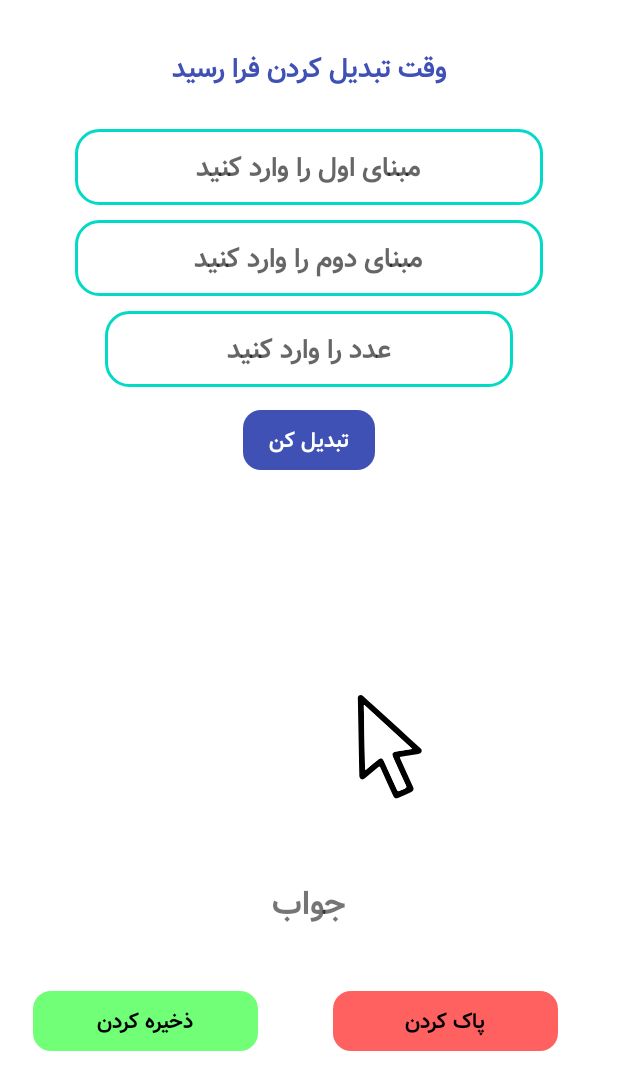
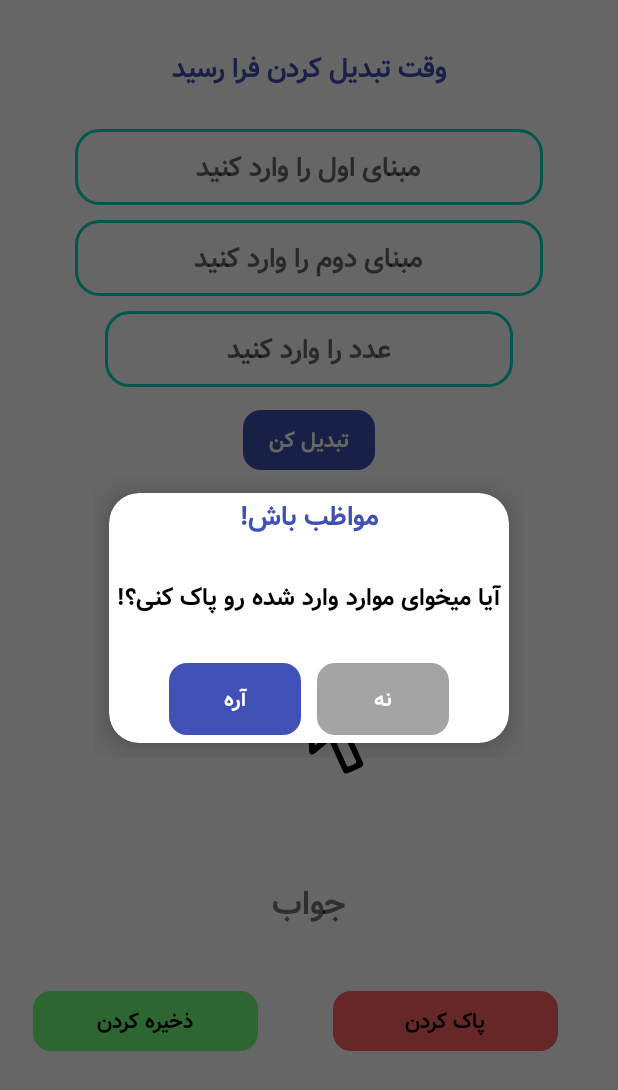
Before and after one commit to ElliotMigh/Convert-Base-Application, an Android app: the fragment FragmentHome shown on its own in the app's theme, after a tap on "پاک کردن", on a phone screen of 412 x 824 dp. Shown: the top 1090 px of the screen. Run offline under Robolectric (Android 15) with nearby library versions, the phone set to English and light mode, and no system bars.

Commit message:
create show custom dialog box function and call clear edit text in this function,and edit in layout custom dialog xml file

```diff
--- a/app/src/main/java/com/example/convertbases/FragmentHome.kt
+++ b/app/src/main/java/com/example/convertbases/FragmentHome.kt
@@ -1,10 +1,16 @@
 package com.example.convertbases
 
+import android.app.Dialog
+import android.content.Context
+import android.graphics.Color
+import android.graphics.drawable.ColorDrawable
 import android.os.Bundle
 import android.text.Editable
 import android.view.LayoutInflater
 import android.view.View
 import android.view.ViewGroup
+import android.view.Window
+import android.widget.Button
 import android.widget.Toast
 import androidx.fragment.app.Fragment
 import com.example.convertbases.databinding.FragmentHomeBinding
@@ -73,7 +79,8 @@ class FragmentHome : Fragment() {
 
         //click on delete button (پاک کن)
         binding.btnDelete.setOnClickListener {
-
+            //call show custom dialog box function for delete data from fragment
+            showCustomDialogBox()
         }
     }
 
@@ -83,4 +90,28 @@ class FragmentHome : Fragment() {
         binding.etSecondBasis.text.clear()
         binding.etNumber.text.clear()
     }
+
+    private fun showCustomDialogBox() {
+        val dialogDelete = Dialog(requireContext())
+        dialogDelete.requestWindowFeature(Window.FEATURE_NO_TITLE)
+        dialogDelete.setCancelable(false)
+        dialogDelete.setContentView(R.layout.layout_custom_dialog)
+        dialogDelete.window?.setBackgroundDrawable(ColorDrawable(Color.TRANSPARENT))
+
+        val buttonYes: Button = dialogDelete.findViewById(R.id.btnYesDelete)
+        val buttonDelete: Button = dialogDelete.findViewById(R.id.btnNoDelete)
+
+        //click on yes button
+        buttonYes.setOnClickListener {
+            //call clear edit text function
+            clearEditText()
+            Toast.makeText(context, "موارد وارد شده پاک شد!", Toast.LENGTH_SHORT).show()
+        }
+        //click on no button
+        buttonDelete.setOnClickListener {
+            dialogDelete.dismiss()
+        }
+        //show dialog
+        dialogDelete.show()
+    }
 }
--- a/app/src/main/res/layout/layout_custom_dialog.xml
+++ b/app/src/main/res/layout/layout_custom_dialog.xml
@@ -3,15 +3,17 @@
     android:layout_width="match_parent"
     android:layout_height="wrap_content"
     xmlns:app="http://schemas.android.com/apk/res-auto"
-    app:cardBackgroundColor="@color/white"
     app:cardCornerRadius="20dp"
+    android:layout_gravity="center"
+    android:layout_margin="10dp"
+    app:cardElevation="12dp"
     android:layout_marginHorizontal="20dp">
 
     <LinearLayout
         android:orientation="vertical"
        android:gravity="center"
         android:layout_width="match_parent"
-        android:layout_height="wrap_content">
+        android:layout_height="match_parent">
 
         <TextView
             android:textSize="18sp"
@@ -28,6 +30,7 @@
             android:textColor="@color/black"
             android:textSize="16sp"
             android:textStyle="bold"
+            android:padding="5dp"
             android:gravity="center"
             android:text="آیا میخوای موارد وارد شده رو پاک کنی؟!"
             android:layout_marginTop="20dp"
@@ -41,7 +44,7 @@
             android:orientation="horizontal"
             android:layout_marginTop="20dp"
             android:layout_width="match_parent"
-            android:layout_height="wrap_content">
+            android:layout_height="match_parent">
 
             <Button
                 android:id="@+id/btnYesDelete"
```
